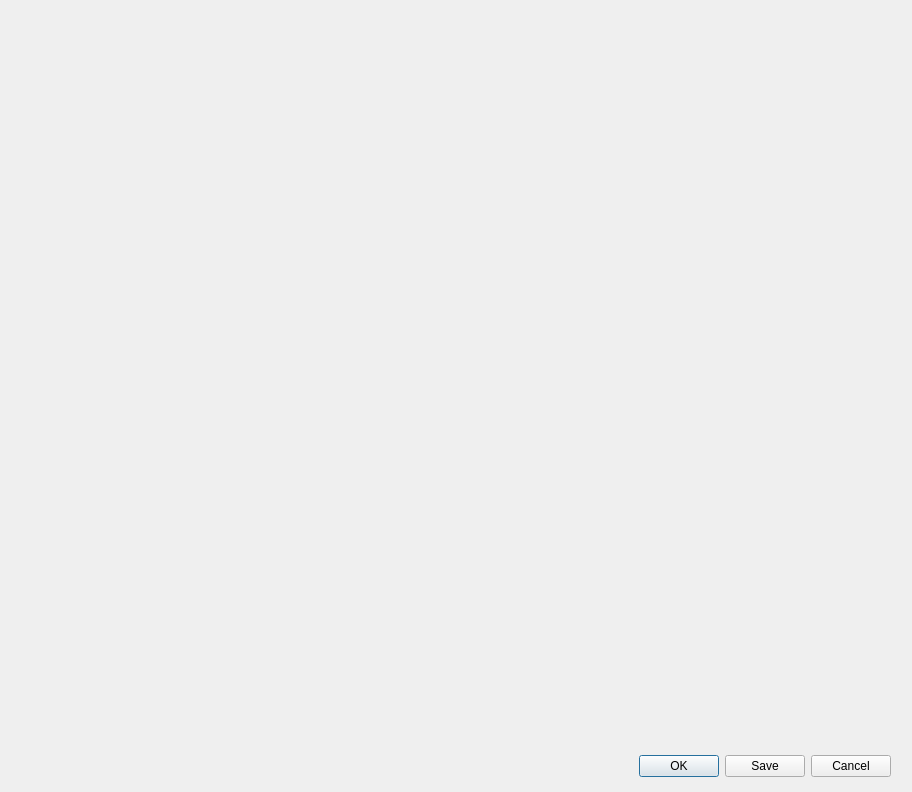
Before: the Qt Designer form srp_md/src/srp_md/ui/pyqt_format_vid.ui in fnivek/srp_md, drawn with Qt 5.
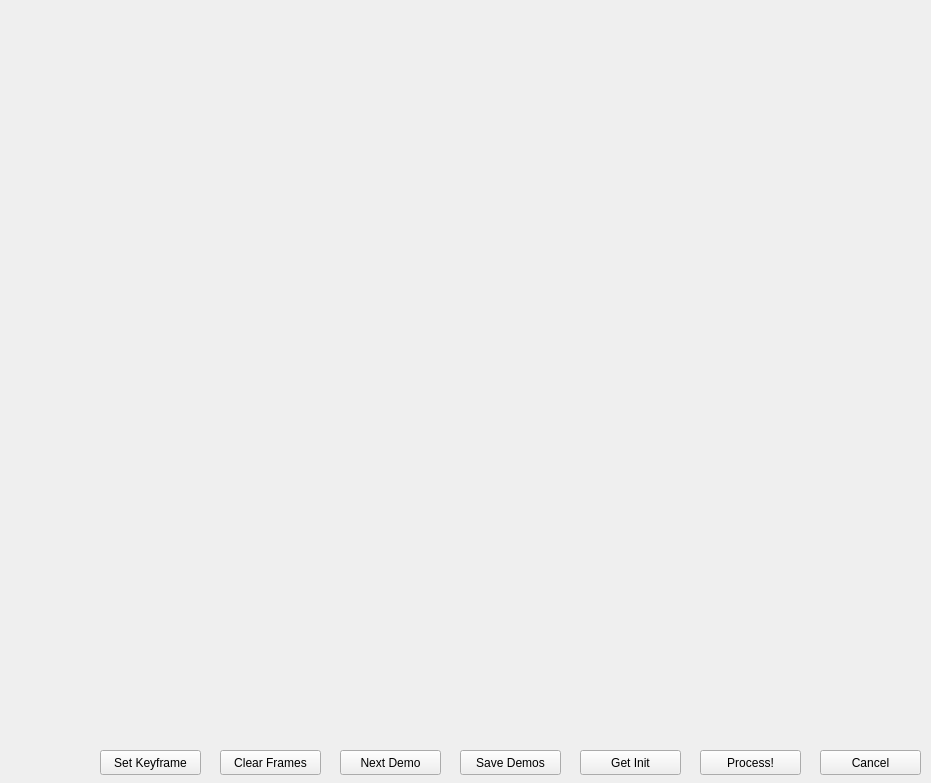
After: the same form once the commit is applied.

Diff of the .ui file:
```diff
--- a/srp_md/src/srp_md/ui/pyqt_format_vid.ui
+++ b/srp_md/src/srp_md/ui/pyqt_format_vid.ui
@@ -1,47 +1,122 @@
 <?xml version="1.0" encoding="UTF-8"?>
 <ui version="4.0">
- <class>Dialog</class>
- <widget class="QDialog" name="Dialog">
+ <class>Form</class>
+ <widget class="QWidget" name="Form">
   <property name="geometry">
    <rect>
     <x>0</x>
     <y>0</y>
-    <width>912</width>
-    <height>792</height>
+    <width>931</width>
+    <height>783</height>
    </rect>
   </property>
   <property name="windowTitle">
    <string>Dialog</string>
   </property>
-  <widget class="QDialogButtonBox" name="buttonBox">
-   <property name="geometry">
-    <rect>
-     <x>550</x>
-     <y>750</y>
-     <width>341</width>
-     <height>32</height>
-    </rect>
-   </property>
-   <property name="orientation">
-    <enum>Qt::Horizontal</enum>
-   </property>
-   <property name="standardButtons">
-    <set>QDialogButtonBox::Cancel|QDialogButtonBox::Ok|QDialogButtonBox::Save</set>
-   </property>
-  </widget>
   <widget class="QLabel" name="video">
    <property name="geometry">
     <rect>
-     <x>6</x>
-     <y>6</y>
-     <width>901</width>
-     <height>741</height>
+     <x>10</x>
+     <y>10</y>
+     <width>911</width>
+     <height>721</height>
     </rect>
    </property>
    <property name="text">
     <string/>
    </property>
   </widget>
+  <widget class="QPushButton" name="set_keyframe">
+   <property name="geometry">
+    <rect>
+     <x>100</x>
+     <y>750</y>
+     <width>101</width>
+     <height>25</height>
+    </rect>
+   </property>
+   <property name="text">
+    <string>Set Keyframe</string>
+   </property>
+  </widget>
+  <widget class="QPushButton" name="save_demos">
+   <property name="geometry">
+    <rect>
+     <x>460</x>
+     <y>750</y>
+     <width>101</width>
+     <height>25</height>
+    </rect>
+   </property>
+   <property name="text">
+    <string>Save Demos</string>
+   </property>
+  </widget>
+  <widget class="QPushButton" name="clear_keyframes">
+   <property name="geometry">
+    <rect>
+     <x>220</x>
+     <y>750</y>
+     <width>101</width>
+     <height>25</height>
+    </rect>
+   </property>
+   <property name="text">
+    <string>Clear Frames</string>
+   </property>
+  </widget>
+  <widget class="QPushButton" name="cancel">
+   <property name="geometry">
+    <rect>
+     <x>820</x>
+     <y>750</y>
+     <width>101</width>
+     <height>25</height>
+    </rect>
+   </property>
+   <property name="text">
+    <string>Cancel</string>
+   </property>
+  </widget>
+  <widget class="QPushButton" name="next_demo">
+   <property name="geometry">
+    <rect>
+     <x>340</x>
+     <y>750</y>
+     <width>101</width>
+     <height>25</height>
+    </rect>
+   </property>
+   <property name="text">
+    <string>Next Demo</string>
+   </property>
+  </widget>
+  <widget class="QPushButton" name="process_data">
+   <property name="geometry">
+    <rect>
+     <x>700</x>
+     <y>750</y>
+     <width>101</width>
+     <height>25</height>
+    </rect>
+   </property>
+   <property name="text">
+    <string>Process!</string>
+   </property>
+  </widget>
+  <widget class="QPushButton" name="get_init">
+   <property name="geometry">
+    <rect>
+     <x>580</x>
+     <y>750</y>
+     <width>101</width>
+     <height>25</height>
+    </rect>
+   </property>
+   <property name="text">
+    <string>Get Init</string>
+   </property>
+  </widget>
  </widget>
  <resources/>
  <connections>
```
Left out of the diff: 37 changed lines with no effect on the pictures.
